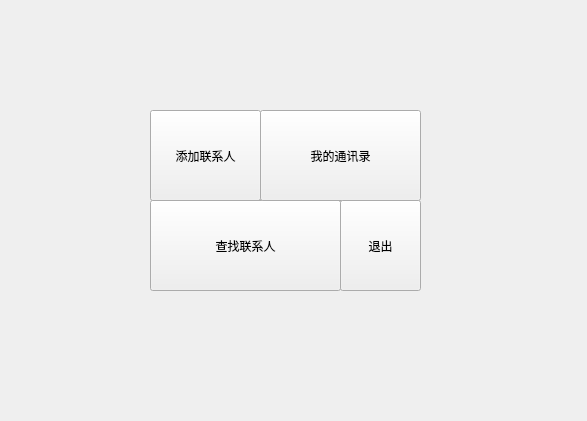
Before: the Qt Designer form widget.ui in honk2333/Address-book, drawn with Qt 5.
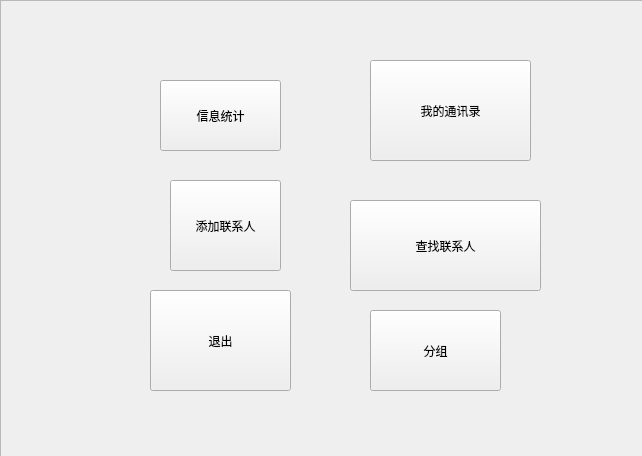
After: the same form once the commit is applied. Icons and pictures are not drawn.

What changed in the file:
```diff
--- a/widget.ui
+++ b/widget.ui
@@ -6,48 +6,28 @@
    <rect>
     <x>0</x>
     <y>0</y>
-    <width>587</width>
-    <height>421</height>
+    <width>642</width>
+    <height>456</height>
    </rect>
   </property>
   <property name="windowTitle">
    <string>我的通讯录</string>
   </property>
-  <widget class="QPushButton" name="AddButton">
-   <property name="geometry">
-    <rect>
-     <x>150</x>
-     <y>110</y>
-     <width>111</width>
-     <height>91</height>
-    </rect>
-   </property>
-   <property name="text">
-    <string>添加联系人</string>
-   </property>
-  </widget>
-  <widget class="QPushButton" name="SearchButton">
-   <property name="geometry">
-    <rect>
-     <x>150</x>
-     <y>200</y>
-     <width>191</width>
-     <height>91</height>
-    </rect>
-   </property>
-   <property name="text">
-    <string>查找联系人</string>
-   </property>
-  </widget>
+  <property name="styleSheet">
+   <string notr="true"/>
+  </property>
   <widget class="QPushButton" name="DisplayButton">
    <property name="geometry">
     <rect>
-     <x>260</x>
-     <y>110</y>
+     <x>370</x>
+     <y>60</y>
      <width>161</width>
-     <height>91</height>
+     <height>101</height>
     </rect>
    </property>
+   <property name="styleSheet">
+    <string notr="true"/>
+   </property>
    <property name="text">
     <string>我的通讯录</string>
    </property>
@@ -55,16 +35,109 @@
   <widget class="QPushButton" name="ExitButton">
    <property name="geometry">
     <rect>
-     <x>340</x>
-     <y>200</y>
-     <width>81</width>
-     <height>91</height>
+     <x>150</x>
+     <y>290</y>
+     <width>141</width>
+     <height>101</height>
     </rect>
    </property>
+   <property name="styleSheet">
+    <string notr="true"/>
+   </property>
    <property name="text">
     <string>退出</string>
    </property>
   </widget>
+  <widget class="QPushButton" name="infopushButton">
+   <property name="geometry">
+    <rect>
+     <x>160</x>
+     <y>80</y>
+     <width>121</width>
+     <height>71</height>
+    </rect>
+   </property>
+   <property name="styleSheet">
+    <string notr="true"/>
+   </property>
+   <property name="text">
+    <string>信息统计</string>
+   </property>
+  </widget>
+  <widget class="QPushButton" name="SearchButton">
+   <property name="geometry">
+    <rect>
+     <x>350</x>
+     <y>200</y>
+     <width>191</width>
+     <height>91</height>
+    </rect>
+   </property>
+   <property name="styleSheet">
+    <string notr="true"/>
+   </property>
+   <property name="text">
+    <string>查找联系人</string>
+   </property>
+  </widget>
+  <widget class="QPushButton" name="typepushButton">
+   <property name="geometry">
+    <rect>
+     <x>370</x>
+     <y>310</y>
+     <width>131</width>
+     <height>81</height>
+    </rect>
+   </property>
+   <property name="styleSheet">
+    <string notr="true"/>
+   </property>
+   <property name="text">
+    <string>分组</string>
+   </property>
+  </widget>
+  <widget class="QPushButton" name="AddButton">
+   <property name="geometry">
+    <rect>
+     <x>170</x>
+     <y>180</y>
+     <width>111</width>
+     <height>91</height>
+    </rect>
+   </property>
+   <property name="styleSheet">
+    <string notr="true"/>
+   </property>
+   <property name="text">
+    <string>添加联系人</string>
+   </property>
+  </widget>
+  <widget class="QFrame" name="frame">
+   <property name="geometry">
+    <rect>
+     <x>0</x>
+     <y>0</y>
+     <width>651</width>
+     <height>461</height>
+    </rect>
+   </property>
+   <property name="styleSheet">
+    <string notr="true">border-image: url(:/image/time3 (2).jpg);</string>
+   </property>
+   <property name="frameShape">
+    <enum>QFrame::StyledPanel</enum>
+   </property>
+   <property name="frameShadow">
+    <enum>QFrame::Raised</enum>
+   </property>
+  </widget>
+  <zorder>frame</zorder>
+  <zorder>DisplayButton</zorder>
+  <zorder>ExitButton</zorder>
+  <zorder>infopushButton</zorder>
+  <zorder>SearchButton</zorder>
+  <zorder>typepushButton</zorder>
+  <zorder>AddButton</zorder>
  </widget>
  <layoutdefault spacing="6" margin="11"/>
  <tabstops>
```
